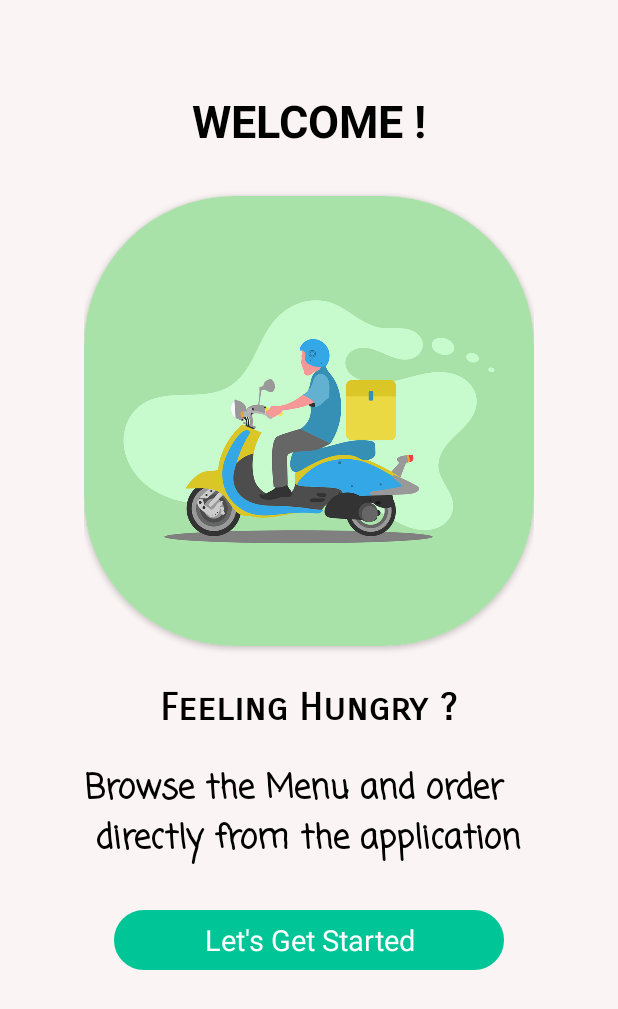
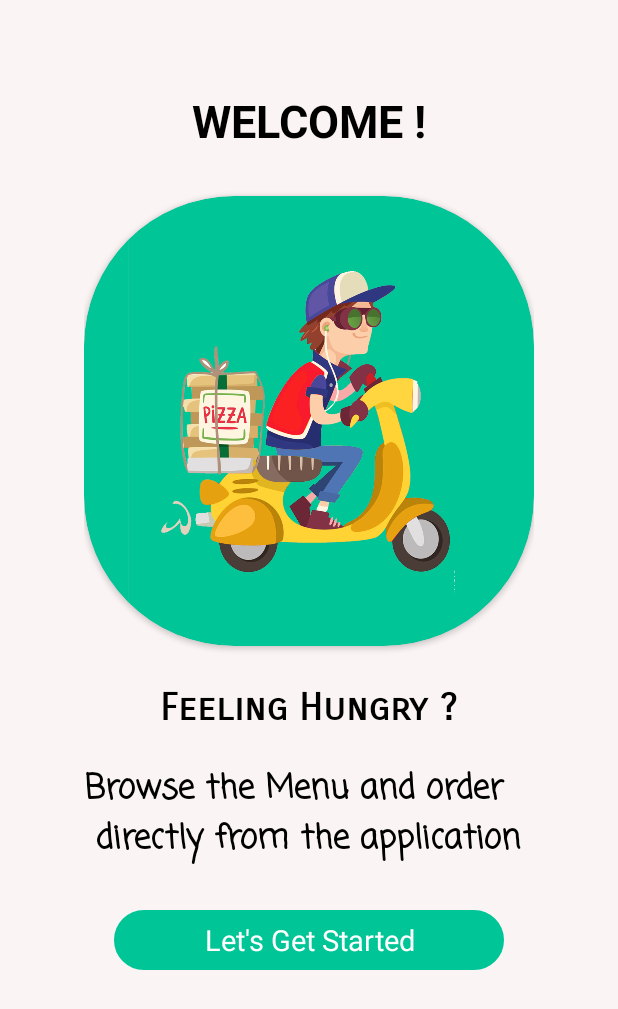
Before and after one commit to fatimaamjad32/RestaurantApp, an Android app: the screen it shows after launch (MainActivity), on a phone screen of 412 x 824 dp. Shown: the top 1009 px of the screen. Run offline under Robolectric (Android 15) with nearby library versions, the phone set to English and light mode, and no system bars.

```diff
--- a/app/src/main/java/Helper/ManagementCart.java
+++ b/app/src/main/java/Helper/ManagementCart.java
@@ -87,6 +87,7 @@ public class ManagementCart {
                     .addOnSuccessListener(documentReference -> {
                         item.setDocumentid(documentReference.getId());
                         showDialog("Item added to cart");
+
                     })
                     .addOnFailureListener(e -> {
                         Toast.makeText(context, "Failed to add item to cart", Toast.LENGTH_SHORT).show();
--- a/app/src/main/java/com/example/restaurant/CartActivity.java
+++ b/app/src/main/java/com/example/restaurant/CartActivity.java
@@ -78,6 +78,7 @@ public class CartActivity extends AppCompatActivity implements CartAdapter.CartA
         firebaseAuth = FirebaseAuth.getInstance();
         firebaseUser = FirebaseAuth.getInstance().getCurrentUser();
         firebaseFirestore = FirebaseFirestore.getInstance();
+        ttotal.setText("100");
 
         tplaceorder.setOnClickListener(new View.OnClickListener() {
             @Override
--- /dev/null
+++ b/app/src/main/res/drawable/textviewbg.xml
@@ -0,0 +1,10 @@
+<?xml version="1.0" encoding="utf-8"?>
+<ripple xmlns:android = "http://schemas.android.com/apk/res/android"  android:color="@color/white">
+    <item>
+        <shape android:shape="rectangle">
+            <stroke android:width="2dp"/>
+            <corners android:radius="50dp"/>
+        </shape>
+    </item>
+
+</ripple>
--- a/app/src/main/res/layout/activity_cart.xml
+++ b/app/src/main/res/layout/activity_cart.xml
@@ -31,7 +31,7 @@
         android:id="@+id/tplaceorder"
         android:layout_width="match_parent"
         android:layout_height="50dp"
-        android:background="@drawable/edittextbg"
+        android:background="@drawable/textviewbg"
         android:backgroundTint="#02785D"
         android:layout_alignParentBottom="true"
         android:layout_marginBottom="20dp"
--- a/app/src/main/res/layout/activity_food_details.xml
+++ b/app/src/main/res/layout/activity_food_details.xml
@@ -69,7 +69,7 @@
             android:textColor="@color/black"
             android:textAlignment="center"
             android:textSize="25sp"
-            android:background="@drawable/search_background"
+            android:background="@drawable/textviewbg"
             android:textStyle="bold|italic"/>
         <TextView
             android:id="@+id/number"
@@ -86,7 +86,7 @@
             android:layout_height="40dp"
             android:layout_marginLeft="20dp"
             android:textAlignment="center"
-            android:background="@drawable/search_background"
+            android:background="@drawable/textviewbg"
             android:backgroundTint="@color/seagreen"
             android:textColor="@color/black"
             android:text="+"
@@ -114,7 +114,7 @@
         android:layout_width="match_parent"
         android:layout_height="50dp"
         android:textSize="22sp"
-        android:background="@drawable/edittextbg"
+        android:background="@drawable/textviewbg"
         android:backgroundTint="#02785D"
         android:textColor="@color/white"
         android:text="Add To Cart"
--- a/app/src/main/res/layout/activity_forgot_password.xml
+++ b/app/src/main/res/layout/activity_forgot_password.xml
@@ -53,7 +53,7 @@
             android:layout_width="match_parent"
             android:layout_height="40dp"
             android:text="Recover Password"
-            android:background="@drawable/edittextbg"
+            android:background="@drawable/textviewbg"
             android:gravity="center"
             android:textStyle="bold"
             android:textColor="@color/white"
--- a/app/src/main/res/layout/activity_last.xml
+++ b/app/src/main/res/layout/activity_last.xml
@@ -35,7 +35,7 @@
         android:id="@+id/tcontinue"
         android:layout_width="match_parent"
         android:layout_height="50dp"
-        android:background="@drawable/edittextbg"
+        android:background="@drawable/textviewbg"
         android:backgroundTint="@color/seagreen"
         android:text="Continue"
         android:layout_marginTop="30dp"
--- a/app/src/main/res/layout/activity_login.xml
+++ b/app/src/main/res/layout/activity_login.xml
@@ -56,7 +56,7 @@
             android:layout_marginLeft="20dp"
             android:layout_marginRight="20dp"
             android:layout_marginTop="30dp"
-            android:background="@drawable/edittextbg"
+            android:background="@drawable/textviewbg"
             android:gravity="center"
             android:textStyle="bold"
             android:textColor="@color/white"
--- a/app/src/main/res/layout/activity_main.xml
+++ b/app/src/main/res/layout/activity_main.xml
@@ -29,13 +29,15 @@
         android:layout_height="300dp"
         app:cardCornerRadius="100dp"
         android:layout_gravity="center"
+        android:backgroundTint="@color/seagreen"
         android:layout_marginTop="30dp">
 
         <ImageView
-            android:layout_width="match_parent"
-            android:layout_height="match_parent"
+            android:layout_width="250dp"
+            android:layout_height="250dp"
+            android:layout_gravity="center"
             android:scaleType="fitXY"
-            android:src="@drawable/deliveryman"/>
+            android:src="@drawable/bannerimg"/>
     </androidx.cardview.widget.CardView>
 
     <TextView
@@ -65,7 +67,7 @@
         android:layout_height="40dp"
         android:layout_marginLeft="20dp"
         android:layout_marginRight="20dp"
-        android:background="@drawable/edittextbg"
+        android:background="@drawable/textviewbg"
         android:textColor="@color/white"
         android:layout_marginTop="30dp"
         android:text="Let's Get Started"
@@ -73,6 +75,7 @@
         android:gravity="center"
         android:backgroundTint="@color/seagreen"
         android:textSize="19sp"
+
         />
 
 </LinearLayout>
--- a/app/src/main/res/layout/activity_register.xml
+++ b/app/src/main/res/layout/activity_register.xml
@@ -70,7 +70,7 @@
         android:layout_marginLeft="20dp"
         android:layout_marginRight="20dp"
         android:layout_marginTop="30dp"
-        android:background="@drawable/edittextbg"
+        android:background="@drawable/textviewbg"
         android:gravity="center"
         android:textStyle="bold"
         android:textColor="@color/white"
--- a/app/src/main/res/layout/item_cart.xml
+++ b/app/src/main/res/layout/item_cart.xml
@@ -79,7 +79,8 @@
             android:id="@+id/cartminus"
             android:layout_width="25dp"
             android:layout_height="25dp"
-            android:background="@drawable/badge_shape"
+            android:background="@drawable/textviewbg"
+            android:backgroundTint="#02785D"
             android:text="-"
             android:textAlignment="center"
             android:textColor="@color/white"
@@ -100,8 +101,9 @@
             android:id="@+id/cartplus"
             android:layout_width="25dp"
             android:layout_height="25dp"
-            android:background="@drawable/badge_shape"
+            android:background="@drawable/textviewbg"
             android:text="+"
+            android:backgroundTint="#02785D"
             android:textAlignment="center"
             android:textColor="@color/white"
             android:gravity="center"
--- a/app/src/main/res/layout/viewholder_popular.xml
+++ b/app/src/main/res/layout/viewholder_popular.xml
@@ -58,7 +58,7 @@
         android:paddingTop="3dp"
         android:text="+ Add"
         android:layout_gravity="center"
-        android:background="@drawable/edittextbg"
+        android:background="@drawable/textviewbg"
         android:layout_marginTop="5dp"
         android:textSize="17sp"
         android:backgroundTint="#02785D"
```
Also changed, not shown: app/src/main/AndroidManifest.xml (+45 -3 lines), app/src/main/java/Adapter/CartAdapter.java (+8 -5 lines), app/src/main/java/com/example/restaurant/FoodDetails.java (+19 -2 lines), app/src/main/java/com/example/restaurant/MenuFragment.java (+12 -0 lines), app/src/main/java/com/example/restaurant/UserActivity.java (+15 -6 lines), app/src/main/res/layout/activity_home.xml (+2 -5 lines), app/src/main/res/layout/activity_user.xml (+4 -4 lines), app/src/main/res/layout/fragment_home.xml (+13 -12 lines).
